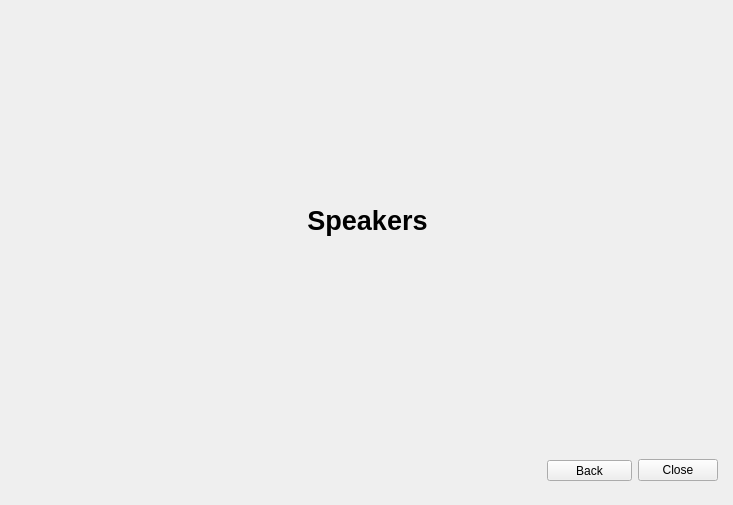
The window that ui/problem_dialog.ui (Atrate/qSchoolHelper) describes before a commit, drawn with Qt 5.
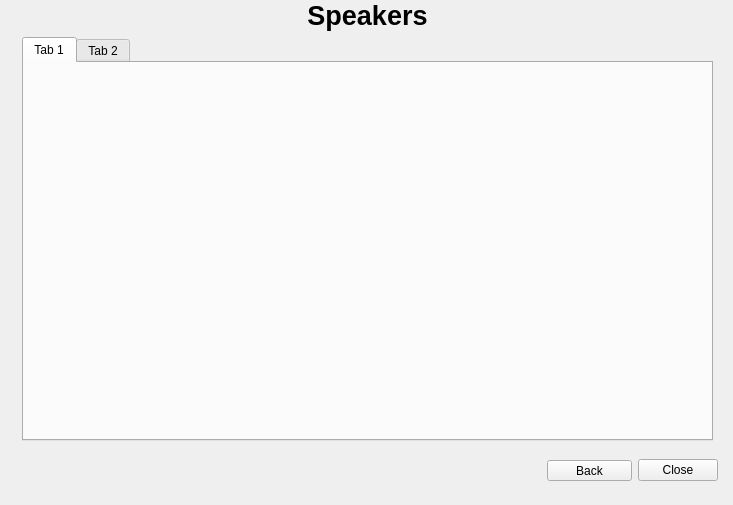
The same window after the commit. The open tabs and pages were chosen to show the change. Icons and pictures are not drawn.

Commit message: Added tabs to problem widgets

Patch:
```diff
--- a/ui/problem_dialog.ui
+++ b/ui/problem_dialog.ui
@@ -251,6 +251,12 @@
      <layout class="QGridLayout" name="gridLayout_6">
       <item row="0" column="0">
        <widget class="QLabel" name="label_5">
+        <property name="sizePolicy">
+         <sizepolicy hsizetype="Preferred" vsizetype="Preferred">
+          <horstretch>0</horstretch>
+          <verstretch>0</verstretch>
+         </sizepolicy>
+        </property>
         <property name="font">
          <font>
           <pointsize>20</pointsize>
@@ -266,6 +272,29 @@
         </property>
        </widget>
       </item>
+      <item row="1" column="0">
+       <widget class="QTabWidget" name="tabWidget">
+        <property name="sizePolicy">
+         <sizepolicy hsizetype="Expanding" vsizetype="Expanding">
+          <horstretch>0</horstretch>
+          <verstretch>0</verstretch>
+         </sizepolicy>
+        </property>
+        <property name="currentIndex">
+         <number>0</number>
+        </property>
+        <widget class="QWidget" name="tab">
+         <attribute name="title">
+          <string>Tab 1</string>
+         </attribute>
+        </widget>
+        <widget class="QWidget" name="tab_2">
+         <attribute name="title">
+          <string>Tab 2</string>
+         </attribute>
+        </widget>
+       </widget>
+      </item>
      </layout>
     </widget>
    </widget>
```
Left out of the diff: 42 changed lines with no effect on the pictures.
